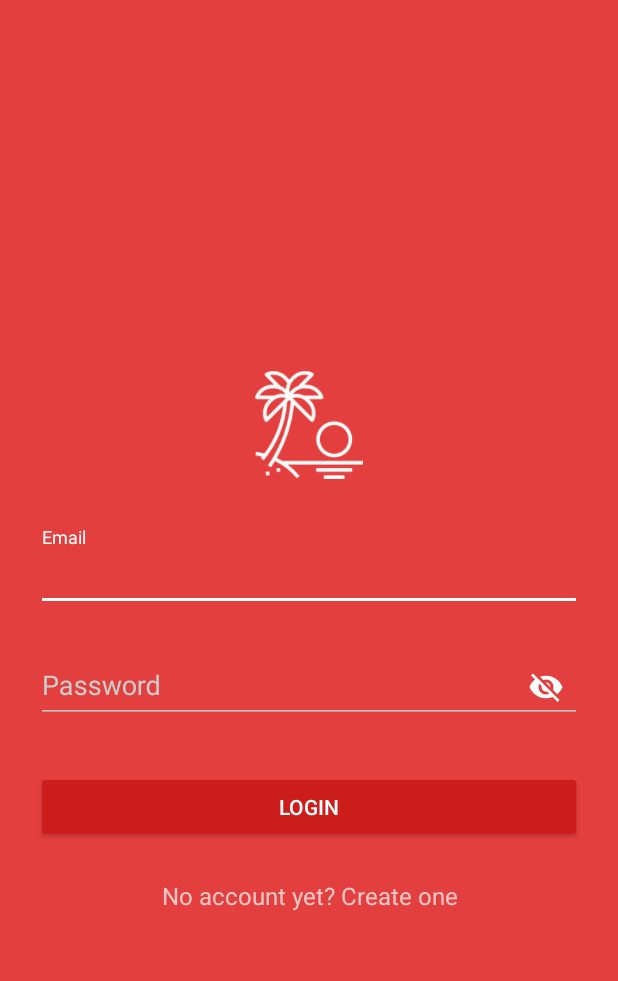
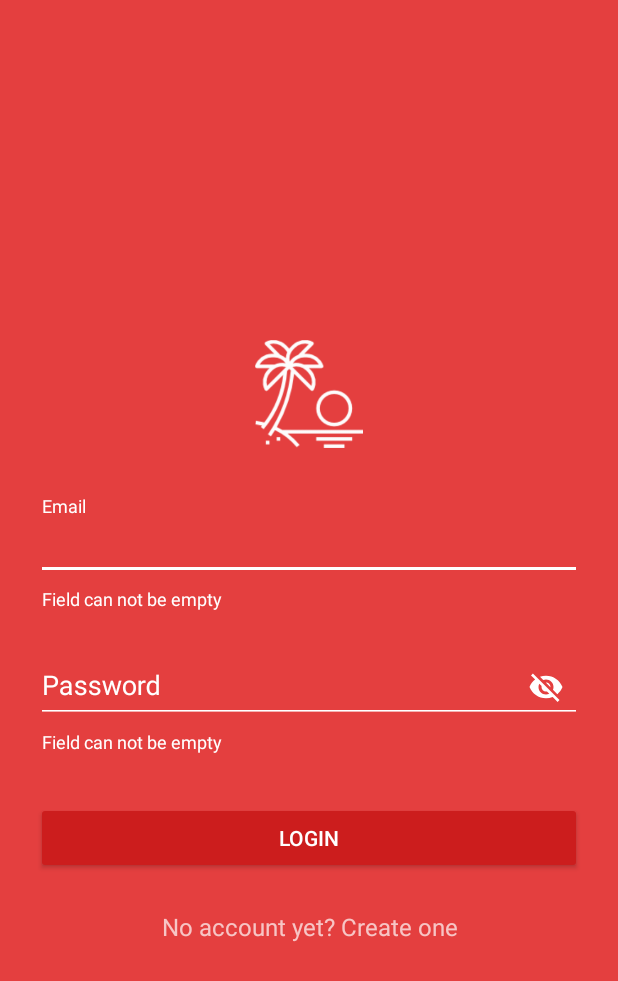
Before and after one commit to islamMaruf/TourMate, an Android app: the screen it shows after launch (MainActivity before the commit, LoginActivity after it), after a tap on an icon or button, on a phone screen of 412 x 824 dp. Shown: the top 981 px of the screen. Run offline under Robolectric (Android 15) with nearby library versions, the phone set to English and light mode, and no system bars; 2 other taps on this screen came first.

Commit message:
login validation completed

```diff
--- a/app/src/main/AndroidManifest.xml
+++ b/app/src/main/AndroidManifest.xml
@@ -10,7 +10,7 @@
         android:supportsRtl="true"
         android:theme="@style/AppTheme">
         <activity
-            android:name=".MainActivity"
+            android:name=".LoginActivity"
             android:theme="@style/AppTheme.Dark">
             <intent-filter>
                 <action android:name="android.intent.action.MAIN" />
--- /dev/null
+++ b/app/src/main/java/com/example/maruf/tourmate/LoginActivity.java
@@ -0,0 +1,88 @@
+package com.example.maruf.tourmate;
+import android.content.Intent;
+import android.support.design.widget.TextInputLayout;
+import android.support.v7.app.AppCompatActivity;
+import android.os.Bundle;
+import android.support.v7.widget.AppCompatButton;
+import android.util.Log;
+import android.util.Patterns;
+import android.view.View;
+import android.widget.Button;
+import android.widget.EditText;
+import android.widget.TextView;
+import android.widget.Toast;
+
+
+
+public class LoginActivity extends AppCompatActivity {
+
+    private TextView signUpTv;
+    private TextInputLayout emailTextInput;
+    private TextInputLayout passwordTextInput;
+    private AppCompatButton login;
+
+    @Override
+    protected void onCreate(Bundle savedInstanceState) {
+        super.onCreate(savedInstanceState);
+        setContentView(R.layout.activity_login);
+        signUpTv = findViewById(R.id.link_signup);
+        emailTextInput = findViewById(R.id.input_email);
+        passwordTextInput = findViewById(R.id.input_password);
+        login = findViewById(R.id.btn_login);
+        signUpTv.setOnClickListener(new View.OnClickListener() {
+            @Override
+            public void onClick(View v) {
+                Intent intent = new Intent(LoginActivity.this,SignUpActivity.class);
+                startActivity(intent);
+            }
+        });
+        login.setOnClickListener(new View.OnClickListener() {
+            @Override
+            public void onClick(View v) {
+                confirmInput();
+            }
+        });
+
+        }
+
+    private void confirmInput() {
+        if(!validateEmail() | !validatePassword()){
+            return;
+        }
+        Toast.makeText(this, "data valid", Toast.LENGTH_SHORT).show();
+    }
+
+    private boolean validateEmail(){
+        String emailInput = emailTextInput.getEditText().getText().toString().trim();
+        if(emailInput.isEmpty()){
+            emailTextInput.setError("Field can not be empty");
+            return  false;
+        }else if(!Patterns.EMAIL_ADDRESS.matcher(emailInput).matches()){
+            emailTextInput.setError("Please enter a valid email address");
+            return false;
+        }
+        else{
+            emailTextInput.setError(null);
+            return true;
+        }
+    }
+
+    private boolean validatePassword(){
+     String passwordInput = passwordTextInput.getEditText().getText().toString().trim();
+     if(passwordInput.isEmpty()){
+         passwordTextInput.setError("Field can not be empty");
+         return false;
+     }else if(passwordInput.length()<6) {
+         passwordTextInput.setError("Password length must be greater than 6");
+        return false;
+     }else{
+         passwordTextInput.setError(null);
+         return true;
+     }
+    }
+
+
+
+
+
+}
--- a/app/src/main/java/com/example/maruf/tourmate/MainActivity.java
+++ /dev/null
@@ -1,32 +0,0 @@
-package com.example.maruf.tourmate;
-import android.app.Activity;
-import android.content.Intent;
-import android.support.v7.app.AppCompatActivity;
-import android.os.Bundle;
-import android.view.View;
-import android.widget.TextView;
-
-public class MainActivity extends AppCompatActivity {
-
-    private TextView signUpTv;
-
-    @Override
-    protected void onCreate(Bundle savedInstanceState) {
-        super.onCreate(savedInstanceState);
-        setContentView(R.layout.activity_main);
-        signUpTv = findViewById(R.id.link_signup);
-        signUpTv.setOnClickListener(new View.OnClickListener() {
-            @Override
-            public void onClick(View v) {
-                Intent intent = new Intent(MainActivity.this,SignUpActivity.class);
-                startActivity(intent);
-            }
-        });
-
-    }
-
-
-
-
-
-}
--- a/app/src/main/java/com/example/maruf/tourmate/SignUpActivity.java
+++ b/app/src/main/java/com/example/maruf/tourmate/SignUpActivity.java
@@ -17,7 +17,7 @@ public class SignUpActivity extends AppCompatActivity {
         loginTv.setOnClickListener(new View.OnClickListener() {
             @Override
             public void onClick(View v) {
-                Intent intent = new Intent(SignUpActivity.this,MainActivity.class);
+                Intent intent = new Intent(SignUpActivity.this,LoginActivity.class);
                 startActivity(intent);
             }
         });
--- a/app/src/main/res/layout/activity_main.xml
+++ b/app/src/main/res/layout/activity_login.xml
@@ -4,7 +4,7 @@
     android:layout_width="match_parent"
     android:layout_height="match_parent"
     xmlns:app="http://schemas.android.com/apk/res-auto"
-    tools:context=".MainActivity">
+    tools:context=".LoginActivity">
     <LinearLayout
         android:orientation="vertical"
         android:layout_width="match_parent"
@@ -25,13 +25,15 @@
             android:layout_width="match_parent"
             android:layout_height="wrap_content"
             android:layout_marginTop="8dp"
-            android:layout_marginBottom="8dp">
-            <EditText
-                android:id="@+id/input_email"
+            android:layout_marginBottom="8dp"
+            android:id="@+id/input_email"
+            app:errorEnabled="true"
+            app:errorTextAppearance="@style/error_appearance">
+            <android.support.design.widget.TextInputEditText
                 android:layout_width="match_parent"
                 android:layout_height="wrap_content"
-                android:inputType="textEmailAddress"
-                android:hint="Email"/>
+                android:hint="Email"
+                android:inputType="textEmailAddress" />
         </android.support.design.widget.TextInputLayout>
         <!--  Password Label -->
         <android.support.design.widget.TextInputLayout
@@ -40,12 +42,15 @@
             android:layout_marginTop="8dp"
             android:layout_marginBottom="8dp"
             app:passwordToggleEnabled="true"
-            app:passwordToggleTint="@color/white">
-            <EditText android:id="@+id/input_password"
+            android:id="@+id/input_password"
+            app:passwordToggleTint="@color/white"
+            app:errorTextAppearance="@style/error_appearance"
+            >
+            <android.support.design.widget.TextInputEditText
                 android:layout_width="match_parent"
                 android:layout_height="wrap_content"
-                android:inputType="textPassword"
-                android:hint="Password"/>
+                android:hint="Password"
+                android:inputType="textPassword" />
         </android.support.design.widget.TextInputLayout>
 
         <android.support.v7.widget.AppCompatButton
--- a/app/src/main/res/values/styles.xml
+++ b/app/src/main/res/values/styles.xml
@@ -30,4 +30,9 @@
         <item name="android:background">@color/primary</item>
     </style>
 
+    <style name="error_appearance" parent="@android:style/TextAppearance">
+        <item name="android:textColor">@color/white</item>
+        <item name="android:textSize">12sp</item>
+    </style>
+
 </resources>
```
